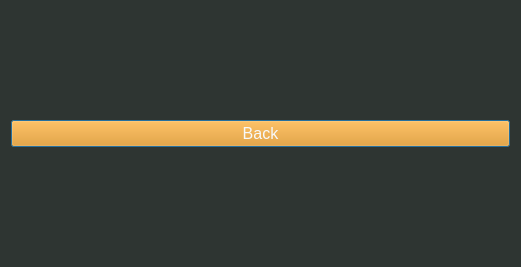
This is ScreenViews/TrackingScreen.ui in bertb537/SP-Backseat_Gamer as Qt 5 draws it before an edit. The edited form follows.
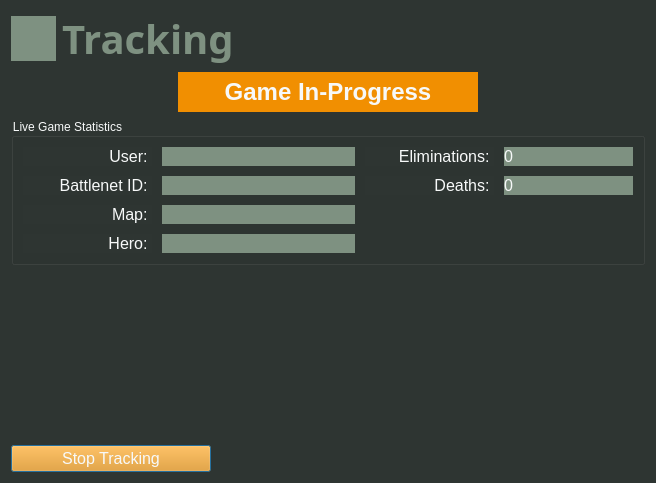
This is the edited form.

Commit message: UI updates for Tracking and Stats screens

Diff of the .ui file:
```diff
--- a/ScreenViews/TrackingScreen.ui
+++ b/ScreenViews/TrackingScreen.ui
@@ -6,8 +6,8 @@
    <rect>
     <x>0</x>
     <y>0</y>
-    <width>521</width>
-    <height>267</height>
+    <width>656</width>
+    <height>483</height>
    </rect>
   </property>
   <property name="windowTitle">
@@ -18,30 +18,459 @@
   </property>
   <layout class="QVBoxLayout" name="verticalLayout">
    <item>
-    <widget class="QPushButton" name="returnNavBtn">
-     <property name="sizePolicy">
-      <sizepolicy hsizetype="MinimumExpanding" vsizetype="Fixed">
-       <horstretch>0</horstretch>
-       <verstretch>0</verstretch>
-      </sizepolicy>
-     </property>
-     <property name="font">
-      <font>
-       <family>Segoe UI</family>
-       <pointsize>12</pointsize>
-      </font>
-     </property>
-     <property name="autoFillBackground">
-      <bool>false</bool>
-     </property>
-     <property name="styleSheet">
-      <string notr="true">background-color: #f18f01;
+    <layout class="QHBoxLayout" name="horizontalLayout">
+     <item>
+      <widget class="QLabel" name="label">
+       <property name="sizePolicy">
+        <sizepolicy hsizetype="Fixed" vsizetype="Fixed">
+         <horstretch>0</horstretch>
+         <verstretch>0</verstretch>
+        </sizepolicy>
+       </property>
+       <property name="minimumSize">
+        <size>
+         <width>45</width>
+         <height>45</height>
+        </size>
+       </property>
+       <property name="maximumSize">
+        <size>
+         <width>45</width>
+         <height>45</height>
+        </size>
+       </property>
+       <property name="styleSheet">
+        <string notr="true">background-color:#7E9181;color:#7E9181;</string>
+       </property>
+       <property name="text">
+        <string>TextLabel</string>
+       </property>
+      </widget>
+     </item>
+     <item>
+      <widget class="QLabel" name="label_2">
+       <property name="sizePolicy">
+        <sizepolicy hsizetype="Fixed" vsizetype="Fixed">
+         <horstretch>0</horstretch>
+         <verstretch>0</verstretch>
+        </sizepolicy>
+       </property>
+       <property name="font">
+        <font>
+         <family>Copperplate Gothic Bold</family>
+         <pointsize>30</pointsize>
+         <weight>75</weight>
+         <bold>true</bold>
+        </font>
+       </property>
+       <property name="styleSheet">
+        <string notr="true">color: #7e9181;</string>
+       </property>
+       <property name="text">
+        <string>Tracking</string>
+       </property>
+      </widget>
+     </item>
+     <item>
+      <spacer name="horizontalSpacer">
+       <property name="orientation">
+        <enum>Qt::Horizontal</enum>
+       </property>
+       <property name="sizeHint" stdset="0">
+        <size>
+         <width>40</width>
+         <height>20</height>
+        </size>
+       </property>
+      </spacer>
+     </item>
+    </layout>
+   </item>
+   <item>
+    <layout class="QVBoxLayout" name="verticalLayout_2">
+     <item>
+      <layout class="QHBoxLayout" name="horizontalLayout_2">
+       <item>
+        <spacer name="horizontalSpacer_2">
+         <property name="orientation">
+          <enum>Qt::Horizontal</enum>
+         </property>
+         <property name="sizeHint" stdset="0">
+          <size>
+           <width>40</width>
+           <height>20</height>
+          </size>
+         </property>
+        </spacer>
+       </item>
+       <item>
+        <widget class="QLabel" name="label_3">
+         <property name="sizePolicy">
+          <sizepolicy hsizetype="Fixed" vsizetype="Fixed">
+           <horstretch>0</horstretch>
+           <verstretch>0</verstretch>
+          </sizepolicy>
+         </property>
+         <property name="minimumSize">
+          <size>
+           <width>300</width>
+           <height>40</height>
+          </size>
+         </property>
+         <property name="sizeIncrement">
+          <size>
+           <width>0</width>
+           <height>0</height>
+          </size>
+         </property>
+         <property name="font">
+          <font>
+           <family>Segoe UI</family>
+           <pointsize>18</pointsize>
+           <weight>75</weight>
+           <bold>true</bold>
+          </font>
+         </property>
+         <property name="styleSheet">
+          <string notr="true">background-color: #f18f01;
 color: #f7f9f9;</string>
+         </property>
+         <property name="text">
+          <string>Game In-Progress</string>
+         </property>
+         <property name="alignment">
+          <set>Qt::AlignCenter</set>
+         </property>
+         <property name="margin">
+          <number>0</number>
+         </property>
+        </widget>
+       </item>
+       <item>
+        <spacer name="horizontalSpacer_3">
+         <property name="orientation">
+          <enum>Qt::Horizontal</enum>
+         </property>
+         <property name="sizeHint" stdset="0">
+          <size>
+           <width>40</width>
+           <height>20</height>
+          </size>
+         </property>
+        </spacer>
+       </item>
+      </layout>
+     </item>
+     <item>
+      <widget class="QGroupBox" name="groupBox">
+       <property name="styleSheet">
+        <string notr="true">color: #f7f9f9</string>
+       </property>
+       <property name="title">
+        <string>Live Game Statistics</string>
+       </property>
+       <layout class="QVBoxLayout" name="verticalLayout_3">
+        <item>
+         <layout class="QGridLayout" name="gridLayout" columnstretch="2,3,2,2">
+          <property name="spacing">
+           <number>10</number>
+          </property>
+          <item row="0" column="1">
+           <widget class="QLabel" name="label_6">
+            <property name="font">
+             <font>
+              <family>Segoe UI</family>
+              <pointsize>12</pointsize>
+             </font>
+            </property>
+            <property name="styleSheet">
+             <string notr="true">background-color:#7E9181;</string>
+            </property>
+            <property name="text">
+             <string/>
+            </property>
+            <property name="margin">
+             <number>2</number>
+            </property>
+           </widget>
+          </item>
+          <item row="0" column="0">
+           <widget class="QLabel" name="label_5">
+            <property name="font">
+             <font>
+              <family>Segoe UI</family>
+              <pointsize>12</pointsize>
+             </font>
+            </property>
+            <property name="styleSheet">
+             <string notr="true">color: #f7f9f9</string>
+            </property>
+            <property name="text">
+             <string>User: </string>
+            </property>
+            <property name="alignment">
+             <set>Qt::AlignRight|Qt::AlignTrailing|Qt::AlignVCenter</set>
+            </property>
+           </widget>
+          </item>
+          <item row="1" column="0">
+           <widget class="QLabel" name="label_7">
+            <property name="font">
+             <font>
+              <family>Segoe UI</family>
+              <pointsize>12</pointsize>
+             </font>
+            </property>
+            <property name="styleSheet">
+             <string notr="true">color: #f7f9f9</string>
+            </property>
+            <property name="text">
+             <string>Battlenet ID: </string>
+            </property>
+            <property name="alignment">
+             <set>Qt::AlignRight|Qt::AlignTrailing|Qt::AlignVCenter</set>
+            </property>
+           </widget>
+          </item>
+          <item row="1" column="1">
+           <widget class="QLabel" name="label_9">
+            <property name="font">
+             <font>
+              <family>Segoe UI</family>
+              <pointsize>12</pointsize>
+             </font>
+            </property>
+            <property name="styleSheet">
+             <string notr="true">background-color:#7E9181;</string>
+            </property>
+            <property name="text">
+             <string/>
+            </property>
+            <property name="margin">
+             <number>2</number>
+            </property>
+           </widget>
+          </item>
+          <item row="1" column="2">
+           <widget class="QLabel" name="label_10">
+            <property name="font">
+             <font>
+              <family>Segoe UI</family>
+              <pointsize>12</pointsize>
+             </font>
+            </property>
+            <property name="styleSheet">
+             <string notr="true">color: #f7f9f9</string>
+            </property>
+            <property name="text">
+             <string>Deaths: </string>
+            </property>
+            <property name="alignment">
+             <set>Qt::AlignRight|Qt::AlignTrailing|Qt::AlignVCenter</set>
+            </property>
+           </widget>
+          </item>
+          <item row="0" column="2">
+           <widget class="QLabel" name="label_4">
+            <property name="font">
+             <font>
+              <family>Segoe UI</family>
+              <pointsize>12</pointsize>
+             </font>
+            </property>
+            <property name="styleSheet">
+             <string notr="true">color: #f7f9f9</string>
+            </property>
+            <property name="text">
+             <string>Eliminations: </string>
+            </property>
+            <property name="alignment">
+             <set>Qt::AlignRight|Qt::AlignTrailing|Qt::AlignVCenter</set>
+            </property>
+           </widget>
+          </item>
+          <item row="1" column="3">
+           <widget class="QLabel" name="label_11">
+            <property name="font">
+             <font>
+              <family>Segoe UI</family>
+              <pointsize>12</pointsize>
+             </font>
+            </property>
+            <property name="styleSheet">
+             <string notr="true">background-color:#7E9181;</string>
+            </property>
+            <property name="text">
+             <string>0</string>
+            </property>
+            <property name="margin">
+             <number>2</number>
+            </property>
+           </widget>
+          </item>
+          <item row="2" column="0">
+           <widget class="QLabel" name="label_12">
+            <property name="font">
+             <font>
+              <family>Segoe UI</family>
+              <pointsize>12</pointsize>
+             </font>
+            </property>
+            <property name="styleSheet">
+             <string notr="true">color: #f7f9f9</string>
+            </property>
+            <property name="text">
+             <string>Map: </string>
+            </property>
+            <property name="alignment">
+             <set>Qt::AlignRight|Qt::AlignTrailing|Qt::AlignVCenter</set>
+            </property>
+           </widget>
+          </item>
+          <item row="3" column="0">
+           <widget class="QLabel" name="label_13">
+            <property name="font">
+             <font>
+              <family>Segoe UI</family>
+              <pointsize>12</pointsize>
+             </font>
+            </property>
+            <property name="styleSheet">
+             <string notr="true">color: #f7f9f9</string>
+            </property>
+            <property name="text">
+             <string>Hero: </string>
+            </property>
+            <property name="alignment">
+             <set>Qt::AlignRight|Qt::AlignTrailing|Qt::AlignVCenter</set>
+            </property>
+           </widget>
+          </item>
+          <item row="2" column="1">
+           <widget class="QLabel" name="label_14">
+            <property name="font">
+             <font>
+              <family>Segoe UI</family>
+              <pointsize>12</pointsize>
+             </font>
+            </property>
+            <property name="styleSheet">
+             <string notr="true">background-color:#7E9181;</string>
+            </property>
+            <property name="text">
+             <string/>
+            </property>
+            <property name="margin">
+             <number>2</number>
+            </property>
+           </widget>
+          </item>
+          <item row="3" column="1">
+           <widget class="QLabel" name="label_15">
+            <property name="font">
+             <font>
+              <family>Segoe UI</family>
+              <pointsize>12</pointsize>
+             </font>
+            </property>
+            <property name="styleSheet">
+             <string notr="true">background-color:#7E9181;</string>
+            </property>
+            <property name="text">
+             <string/>
+            </property>
+            <property name="margin">
+             <number>2</number>
+            </property>
+           </widget>
+          </item>
+          <item row="0" column="3">
+           <widget class="QLabel" name="label_8">
+            <property name="font">
+             <font>
+              <family>Segoe UI</family>
+              <pointsize>12</pointsize>
+             </font>
+            </property>
+            <property name="styleSheet">
+             <string notr="true">background-color:#7E9181;</string>
+            </property>
+            <property name="text">
+             <string>0</string>
+            </property>
+            <property name="margin">
+             <number>2</number>
+            </property>
+           </widget>
+          </item>
+         </layout>
+        </item>
+       </layout>
+      </widget>
+     </item>
+    </layout>
+   </item>
+   <item>
+    <spacer name="verticalSpacer">
+     <property name="orientation">
+      <enum>Qt::Vertical</enum>
      </property>
-     <property name="text">
-      <string>Back</string>
+     <property name="sizeHint" stdset="0">
+      <size>
+       <width>20</width>
+       <height>40</height>
+      </size>
      </property>
-    </widget>
+    </spacer>
+   </item>
+   <item>
+    <layout class="QHBoxLayout" name="horizontalLayout_3">
+     <item>
+      <widget class="QPushButton" name="returnNavBtn">
+       <property name="sizePolicy">
+        <sizepolicy hsizetype="Fixed" vsizetype="Fixed">
+         <horstretch>0</horstretch>
+         <verstretch>0</verstretch>
+        </sizepolicy>
+       </property>
+       <property name="minimumSize">
+        <size>
+         <width>200</width>
+         <height>0</height>
+        </size>
+       </property>
+       <property name="font">
+        <font>
+         <family>Segoe UI</family>
+         <pointsize>12</pointsize>
+        </font>
+       </property>
+       <property name="autoFillBackground">
+        <bool>false</bool>
+       </property>
+       <property name="styleSheet">
+        <string notr="true">background-color: #f18f01;
+color: #f7f9f9;</string>
+       </property>
+       <property name="text">
+        <string>Stop Tracking</string>
+       </property>
+      </widget>
+     </item>
+     <item>
+      <spacer name="horizontalSpacer_4">
+       <property name="orientation">
+        <enum>Qt::Horizontal</enum>
+       </property>
+       <property name="sizeHint" stdset="0">
+        <size>
+         <width>40</width>
+         <height>20</height>
+        </size>
+       </property>
+      </spacer>
+     </item>
+    </layout>
    </item>
   </layout>
  </widget>
```
The commit also changes 4 other files.
